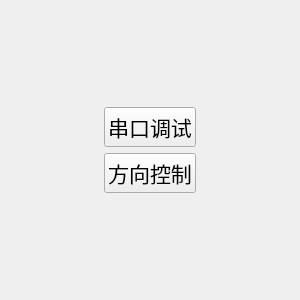
Qt form workspace/qt_ros_ws/demo01_ws/src/demo01_Dir_Control/src/mainwindow.ui (yin-roc/Ubuntu20.04-VMware) before a commit.
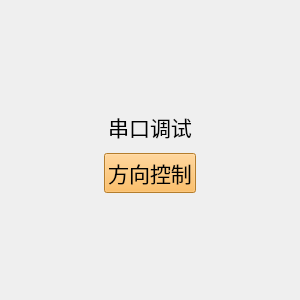
The same form after that commit.

Patch:
```diff
--- a/workspace/qt_ros_ws/demo01_ws/src/demo01_Dir_Control/src/mainwindow.ui
+++ b/workspace/qt_ros_ws/demo01_ws/src/demo01_Dir_Control/src/mainwindow.ui
@@ -59,9 +59,25 @@
               <pointsize>16</pointsize>
              </font>
             </property>
+            <property name="autoFillBackground">
+             <bool>false</bool>
+            </property>
+            <property name="styleSheet">
+             <string notr="true">background-color: rgb(252, 233, 79);
+alternate-background-color: rgb(173, 127, 168);</string>
+            </property>
             <property name="text">
              <string>串口调试</string>
             </property>
+            <property name="autoDefault">
+             <bool>false</bool>
+            </property>
+            <property name="default">
+             <bool>false</bool>
+            </property>
+            <property name="flat">
+             <bool>true</bool>
+            </property>
            </widget>
           </item>
           <item>
@@ -71,6 +87,12 @@
               <pointsize>16</pointsize>
              </font>
             </property>
+            <property name="autoFillBackground">
+             <bool>false</bool>
+            </property>
+            <property name="styleSheet">
+             <string notr="true">background-color: rgb(252, 175, 62);</string>
+            </property>
             <property name="text">
              <string>方向控制</string>
             </property>
```
